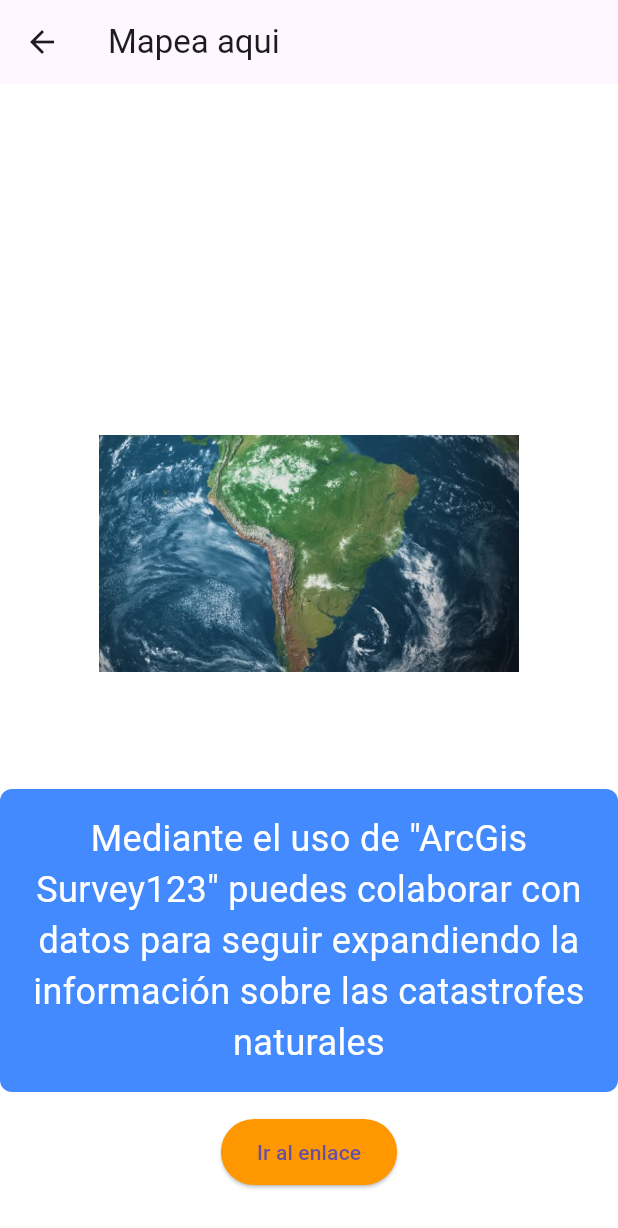
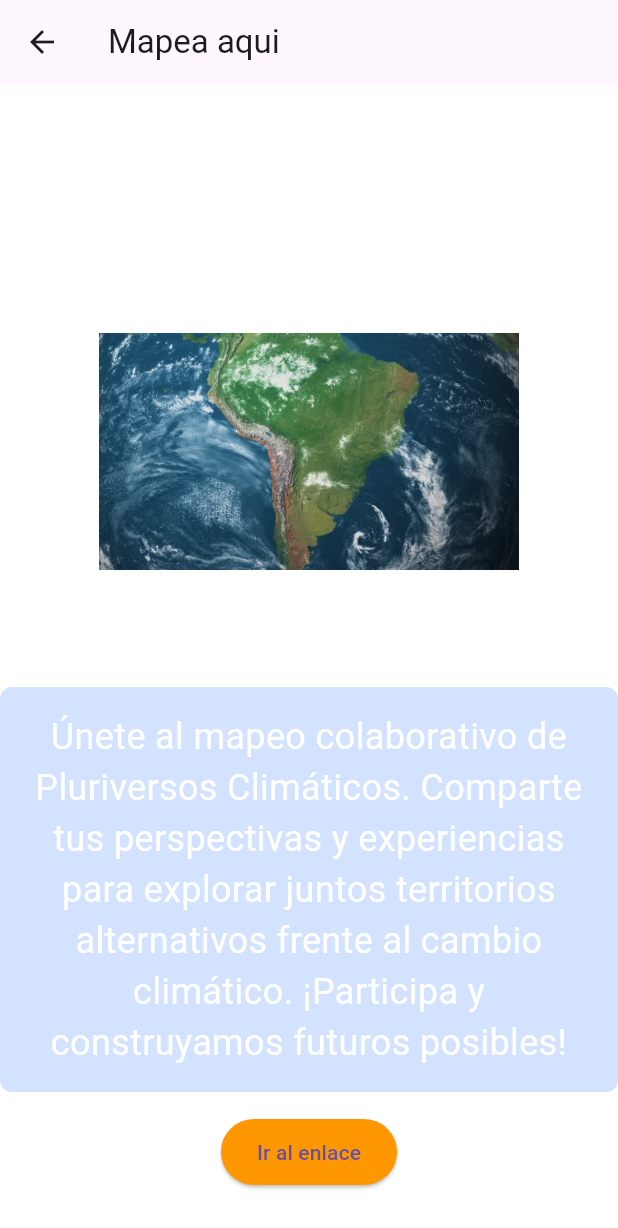
Before and after one commit to Zycky/Geoescopio, a Flutter app: the MapeaaquiPage screen opened directly, on a phone screen of 412 x 824 dp. Shown: the top 1228 px of the screen. Run offline on Flutter 3.47's test engine with Material 3 defaults, Android fonts, the phone set to English and light mode, and no system bars; our stand-ins replace concentric_transition, sidebarx.

Commit message:
Se modifican el area del survey

```diff
--- a/lib/routes/acercade.dart
+++ b/lib/routes/acercade.dart
@@ -78,12 +78,12 @@ class AcercadePage extends StatelessWidget {
               ),
               SizedBox(height: 20.0),
               ElevatedButton(
-                onPressed: () => _launchURL('https://pluriversosclimaticos.cl'), // Reemplaza con la URL deseada
-                child: Text('Visita pluriversos'),
+                onPressed: () => _launchURL('https://pluriversosclimaticos.cl'),
                 style: ElevatedButton.styleFrom(
                   backgroundColor: Colors.orange, // Cambia el color del botón aquí
                   padding: EdgeInsets.symmetric(horizontal: 24.0, vertical: 12.0),
-            )
+            ), // Reemplaza con la URL deseada
+                child: Text('Visita pluriversos')
               ),
             ],
           ),
--- a/lib/routes/mapeaaqui.dart
+++ b/lib/routes/mapeaaqui.dart
@@ -44,11 +44,11 @@ class MapeaaquiPage extends StatelessWidget {
           Container(
             padding: EdgeInsets.all(16.0),
             decoration: BoxDecoration(
-              color: Colors.blueAccent, // Cambia el color del fondo aquí
+              color: const Color.fromARGB(62, 68, 137, 255), // Cambia el color del fondo aquí
               borderRadius: BorderRadius.circular(8.0),
             ),
             child: Text(
-              'Mediante el uso de "ArcGis Survey123" puedes colaborar con datos para seguir expandiendo la información sobre las catastrofes naturales',
+              'Únete al mapeo colaborativo de Pluriversos Climáticos. Comparte tus perspectivas y experiencias para explorar juntos territorios alternativos frente al cambio climático. ¡Participa y construyamos futuros posibles!',
               style: TextStyle(fontSize: 24, color: Colors.white),
               textAlign: TextAlign.center,
             ),
@@ -56,7 +56,7 @@ class MapeaaquiPage extends StatelessWidget {
           SizedBox(height: 16.0), // Espacio entre el texto y el botón
           // Botón que redirige a un enlace
           ElevatedButton(
-            onPressed: () => _launchURL('https://www.pluriversosclimaticos.cl'),
+            onPressed: () => _launchURL('https://survey123.arcgis.com/share/9c416dad489b4bf5a5a2e73c62d6e0f1'),
             style: ElevatedButton.styleFrom(
               backgroundColor: Colors.orange, // Cambia el color del botón aquí
               padding: EdgeInsets.symmetric(horizontal: 24.0, vertical: 12.0),
--- a/pubspec.yaml
+++ b/pubspec.yaml
@@ -60,6 +60,7 @@ flutter:
     - assets/img/caminocurvas.png
     - assets/img/exploracionsonora.png
     - assets/img/maximiliano.jpg
+    - assets/img/ojoreal.png
 
   # An image asset can refer to one or more resolution-specific "variants", see
   # https://flutter.io/assets-and-images/.
```
Also changed, not shown: lib/routes/home_page.dart (+10 -10 lines), assets/img/ojoreal.png (added).
